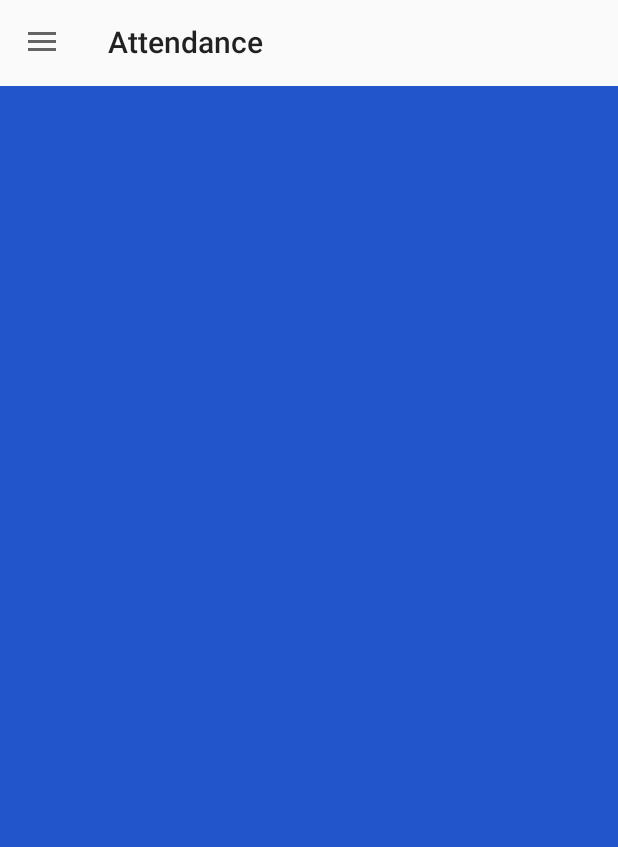
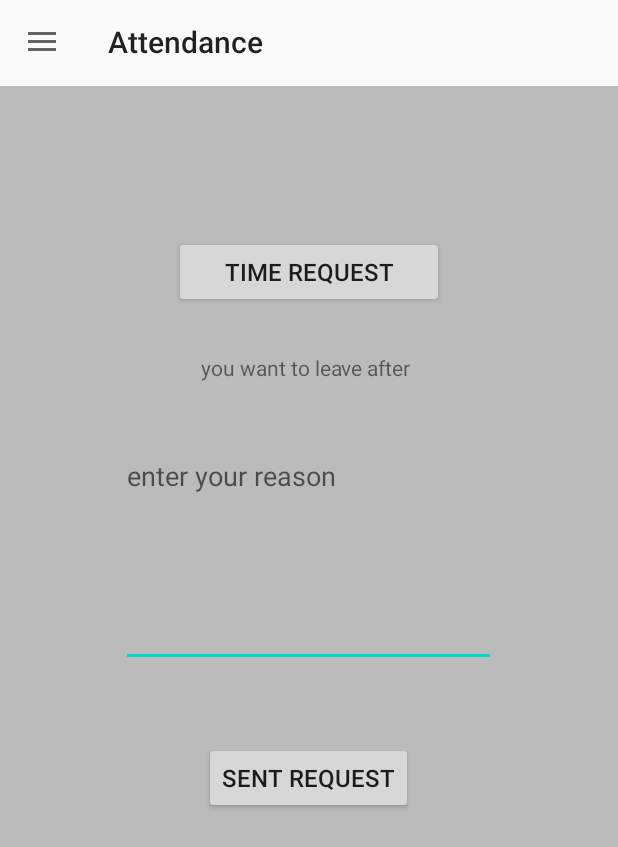
Before and after one commit to AbdelrhmanGouda/Attendance, an Android app: the MainActivity screen opened directly, with no data from a screen before it, in the side drawer, after a tap on "Leave request", on a phone screen of 412 x 824 dp. Shown: the top 847 px of the screen. Run offline under Robolectric (Android 15) with nearby library versions, the phone set to English and light mode, and no system bars.

Commit message:
employee navigation drawer

```diff
--- a/app/src/main/java/com/example/attendance/fragments/LogoutFragment.java
+++ b/app/src/main/java/com/example/attendance/fragments/EditProfileFragment.java
@@ -11,11 +11,11 @@ import androidx.fragment.app.Fragment;
 
 import com.example.attendance.R;
 
-public class LogoutFragment extends Fragment {
+public class EditProfileFragment extends Fragment {
     @Nullable
     @Override
     public View onCreateView(@NonNull LayoutInflater inflater, @Nullable ViewGroup container, @Nullable Bundle savedInstanceState) {
-        return  inflater.inflate(R.layout.fragment_logout,container,false);
+        return  inflater.inflate(R.layout.fragment_edit_profile,container,false);
     }
 
 
--- a/app/src/main/java/com/example/attendance/fragments/RequestLeaveFragment.java
+++ b/app/src/main/java/com/example/attendance/fragments/RequestLeaveFragment.java
@@ -1,21 +1,53 @@
 package com.example.attendance.fragments;
 
+import android.app.TimePickerDialog;
+import android.content.Context;
 import android.os.Bundle;
 import android.view.LayoutInflater;
 import android.view.View;
 import android.view.ViewGroup;
+import android.widget.Button;
+import android.widget.EditText;
+import android.widget.TextView;
+import android.widget.TimePicker;
+import android.widget.Toast;
 
 import androidx.annotation.NonNull;
 import androidx.annotation.Nullable;
+import androidx.fragment.app.DialogFragment;
 import androidx.fragment.app.Fragment;
 
 import com.example.attendance.R;
 
-public class RequestLeaveFragment extends Fragment {
+public class RequestLeaveFragment extends Fragment  implements TimePickerDialog.OnTimeSetListener {
+    Button requestTime,sendRequest;
+    EditText reason;
+    TextView hours;
     @Nullable
     @Override
     public View onCreateView(@NonNull LayoutInflater inflater, @Nullable ViewGroup container, @Nullable Bundle savedInstanceState) {
-        return  inflater.inflate(R.layout.fragment_leave_request,container,false);
+      View view=inflater.inflate(R.layout.fragment_leave_request,container,false);
+        requestTime=view.findViewById(R.id.btn_open_timepicker);
+        sendRequest=view.findViewById(R.id.btn_send_request);
+        reason=view.findViewById(R.id.edit_leave_request);
+        hours=view.findViewById(R.id.text_timepicker);
+        requestTime.setOnClickListener(new View.OnClickListener() {
+            @Override
+            public void onClick(View v) {
+                 DialogFragment timepicker= new TimeRequestFragment();
+                timepicker.show(getActivity().getSupportFragmentManager(),"time picker");
+
+            }
+        });
+
+        return  view;
     }
 
+    @Override
+    public void onTimeSet(TimePicker view, int hourOfDay, int minute) {
+
+        this.hours.setText("you want to leave after "+hourOfDay);
+
+        Toast.makeText(getActivity(),"this is "+hourOfDay,Toast.LENGTH_LONG).show();
+    }
 }
--- a/app/src/main/res/layout/fragment_leave_request.xml
+++ b/app/src/main/res/layout/fragment_leave_request.xml
@@ -1,7 +1,47 @@
 <?xml version="1.0" encoding="utf-8"?>
 <RelativeLayout
-    android:background="#25C"
+
     xmlns:android="http://schemas.android.com/apk/res/android" android:layout_width="match_parent"
     android:layout_height="match_parent">
 
+    <Button
+        android:layout_width="180dp"
+        android:layout_height="wrap_content"
+        android:text="time request"
+        android:layout_centerHorizontal="true"
+        android:layout_marginTop="100dp"
+        android:id="@+id/btn_open_timepicker"
+        android:textSize="16sp"
+        ></Button>
+    <TextView
+        android:layout_width="wrap_content"
+        android:layout_height="wrap_content"
+        android:layout_below="@id/btn_open_timepicker"
+        android:layout_marginTop="30dp"
+        android:text="you want to leave after "
+        android:layout_centerHorizontal="true"
+        android:id="@+id/text_timepicker"
+        ></TextView>
+    <EditText
+        android:layout_width="250dp"
+        android:layout_height="150dp"
+        android:layout_marginTop="40dp"
+        android:layout_below="@id/text_timepicker"
+        android:layout_centerHorizontal="true"
+        android:hint="enter your reason "
+        android:gravity="top"
+        android:id="@+id/edit_leave_request"
+        ></EditText>
+    <Button
+        android:layout_width="wrap_content"
+        android:layout_height="wrap_content"
+        android:text="Sent request"
+        android:layout_below="@id/edit_leave_request"
+        android:layout_centerHorizontal="true"
+        android:layout_marginTop="50dp"
+        android:textSize="16sp"
+        android:id="@+id/btn_send_request"
+        ></Button>
+
+
 </RelativeLayout>
--- a/app/src/main/res/menu/drawer_menu.xml
+++ b/app/src/main/res/menu/drawer_menu.xml
@@ -13,6 +13,9 @@
         <item android:id="@+id/checkout"
             android:title="Check out"
             ></item>
+        <item android:id="@+id/edit_profile"
+            android:title="Edit profile"
+            ></item>
         <item android:id="@+id/logout"
             android:title="Logout"
             ></item>
```
Also changed, not shown: app/src/main/java/com/example/attendance/MainActivity.java (+9 -3 lines), app/src/main/java/com/example/attendance/fragments/TimeRequestFragment.java (added, +34 -0 lines), app/src/main/res/layout/fragment_edit_profile.xml (added, +80 -0 lines), app/src/main/res/layout/fragment_logout.xml (deleted, +0 -7 lines).
